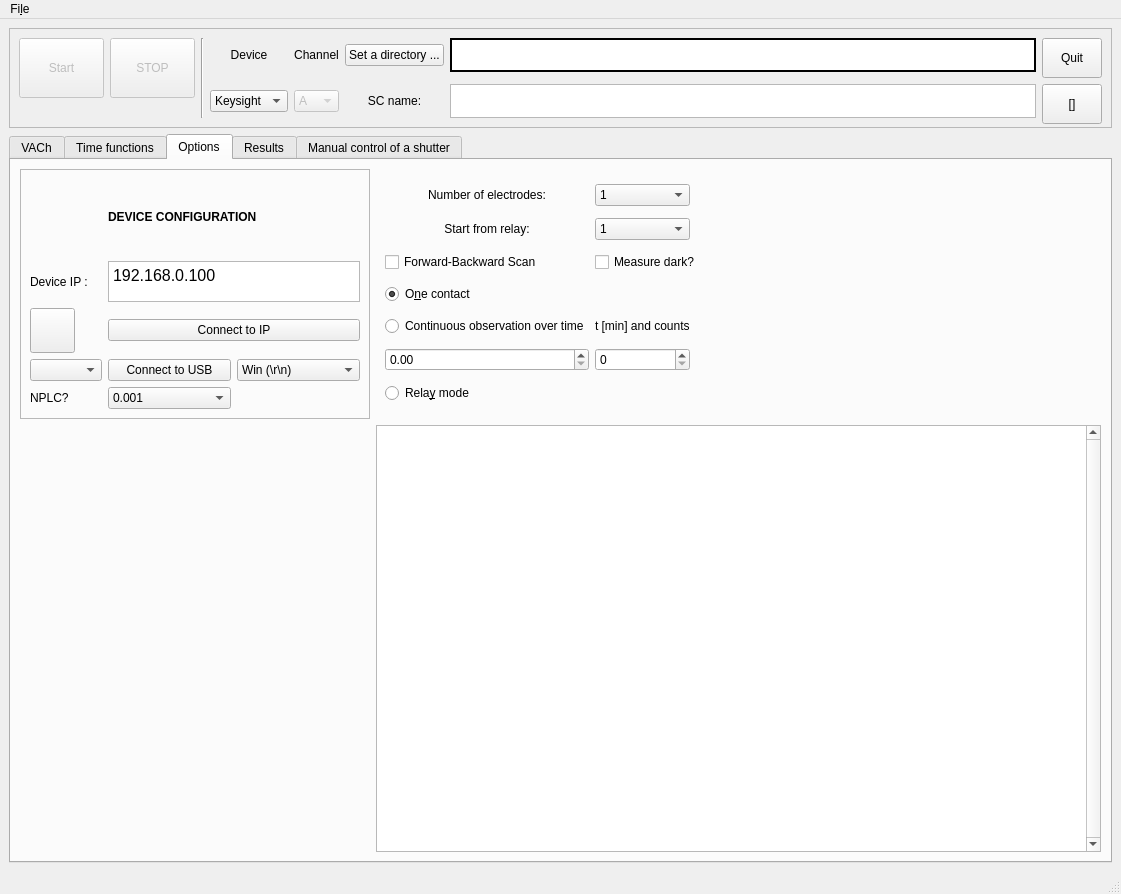
Qt form GUI/Solar.ui (userIsTaken/SolarVACh) before a commit.
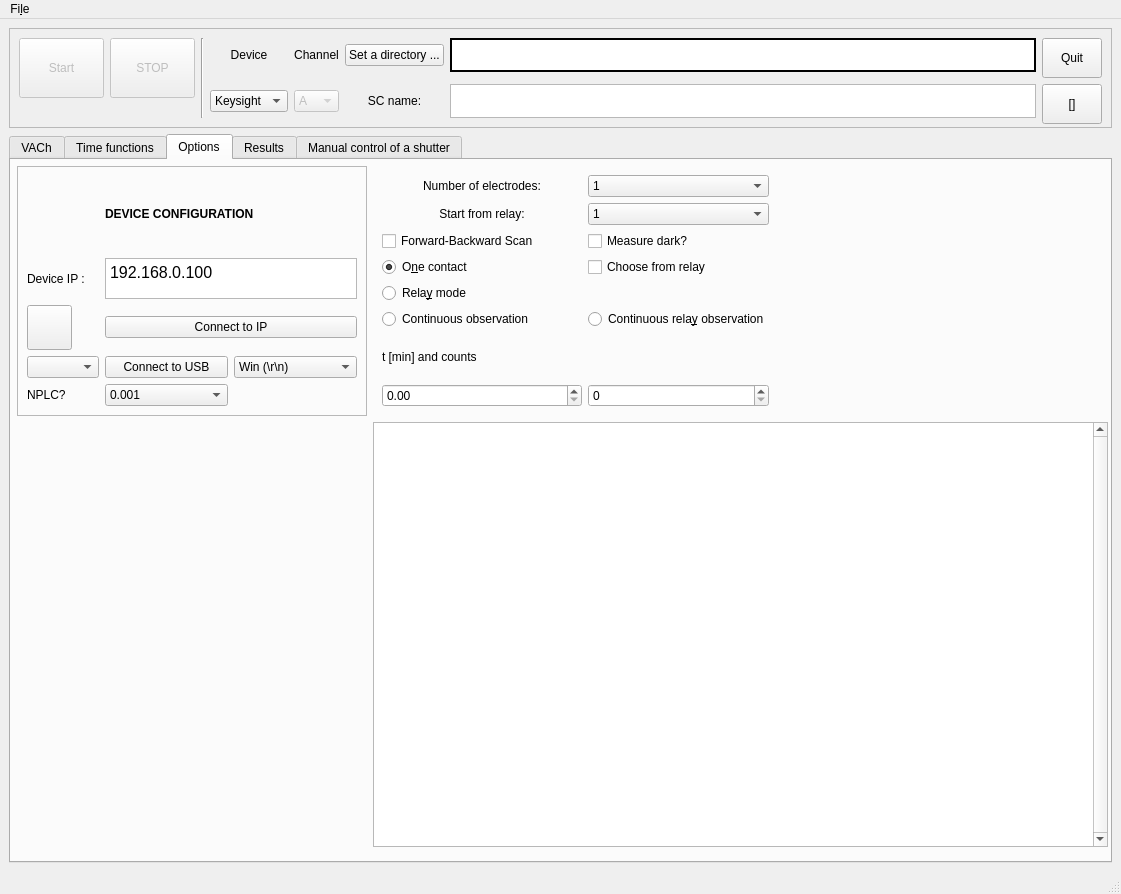
The same form after that commit. Icons and pictures are not drawn. Custom widgets are drawn as their Qt base class.

Commit message: Continuous relay observation

The edit to the form file:
```diff
--- a/GUI/Solar.ui
+++ b/GUI/Solar.ui
@@ -967,405 +967,436 @@
        <attribute name="title">
         <string>Options</string>
        </attribute>
-       <layout class="QGridLayout" name="gridLayout_4">
-        <item row="0" column="0">
-         <widget class="QFrame" name="frame_7">
-          <property name="maximumSize">
-           <size>
-            <width>350</width>
-            <height>250</height>
-           </size>
-          </property>
-          <property name="frameShape">
-           <enum>QFrame::StyledPanel</enum>
-          </property>
-          <property name="frameShadow">
-           <enum>QFrame::Raised</enum>
-          </property>
-          <layout class="QGridLayout" name="gridLayout_9">
-           <item row="2" column="0">
-            <widget class="QLabel" name="label_23">
-             <property name="text">
-              <string>Device IP :</string>
-             </property>
-            </widget>
-           </item>
-           <item row="6" column="1">
-            <widget class="QComboBox" name="nplc_box">
-             <property name="currentIndex">
-              <number>0</number>
-             </property>
-             <item>
+       <widget class="serialPortWidget" name="serialPortWidget" native="true">
+        <property name="geometry">
+         <rect>
+          <x>6</x>
+          <y>262</y>
+          <width>350</width>
+          <height>416</height>
+         </rect>
+        </property>
+       </widget>
+       <widget class="QWidget" name="">
+        <property name="geometry">
+         <rect>
+          <x>6</x>
+          <y>6</y>
+          <width>1091</width>
+          <height>681</height>
+         </rect>
+        </property>
+        <layout class="QGridLayout" name="gridLayout_5">
+         <item row="1" column="1">
+          <widget class="QPlainTextEdit" name="connectionErrorsBox">
+           <property name="verticalScrollBarPolicy">
+            <enum>Qt::ScrollBarAlwaysOn</enum>
+           </property>
+          </widget>
+         </item>
+         <item row="0" column="1">
+          <widget class="QWidget" name="widget" native="true">
+           <property name="minimumSize">
+            <size>
+             <width>400</width>
+             <height>150</height>
+            </size>
+           </property>
+           <property name="maximumSize">
+            <size>
+             <width>450</width>
+             <height>350</height>
+            </size>
+           </property>
+           <layout class="QGridLayout" name="gridLayout_4">
+            <item row="7" column="0">
+             <widget class="QDoubleSpinBox" name="timeDelayBox">
+              <property name="maximum">
+               <double>100.000000000000000</double>
+              </property>
+             </widget>
+            </item>
+            <item row="2" column="0">
+             <widget class="QCheckBox" name="fb_scan">
+              <property name="maximumSize">
+               <size>
+                <width>16777215</width>
+                <height>24</height>
+               </size>
+              </property>
               <property name="text">
-               <string>0.001</string>
+               <string>Forward-Backward Scan</string>
               </property>
-             </item>
-             <item>
+             </widget>
+            </item>
+            <item row="4" column="0">
+             <widget class="QRadioButton" name="relayMode">
               <property name="text">
-               <string>0.01</string>
+               <string>Rela&amp;y mode</string>
               </property>
-             </item>
-             <item>
+             </widget>
+            </item>
+            <item row="1" column="1">
+             <widget class="QComboBox" name="relay_combo">
+              <property name="currentIndex">
+               <number>0</number>
+              </property>
+              <item>
+               <property name="text">
+                <string>1</string>
+               </property>
+              </item>
+              <item>
+               <property name="text">
+                <string>2</string>
+               </property>
+              </item>
+              <item>
+               <property name="text">
+                <string>3</string>
+               </property>
+              </item>
+              <item>
+               <property name="text">
+                <string>4</string>
+               </property>
+              </item>
+              <item>
+               <property name="text">
+                <string>5</string>
+               </property>
+              </item>
+              <item>
+               <property name="text">
+                <string>6</string>
+               </property>
+              </item>
+             </widget>
+            </item>
+            <item row="1" column="0">
+             <widget class="QLabel" name="label_21">
               <property name="text">
-               <string>0.1</string>
+               <string>&lt;html&gt;&lt;head/&gt;&lt;body&gt;&lt;p&gt;Start from relay:&lt;/p&gt;&lt;/body&gt;&lt;/html&gt;</string>
               </property>
-             </item>
-             <item>
+              <property name="alignment">
+               <set>Qt::AlignCenter</set>
+              </property>
+              <property name="wordWrap">
+               <bool>false</bool>
+              </property>
+             </widget>
+            </item>
+            <item row="5" column="0">
+             <widget class="QRadioButton" name="timeMode">
               <property name="text">
-               <string>1</string>
+               <string>Continuous observation</string>
               </property>
-             </item>
-             <item>
+             </widget>
+            </item>
+            <item row="7" column="1">
+             <widget class="QSpinBox" name="countBox">
+              <property name="maximum">
+               <number>1000</number>
+              </property>
+             </widget>
+            </item>
+            <item row="3" column="0">
+             <widget class="QRadioButton" name="oneShotMode">
               <property name="text">
-               <string>2</string>
+               <string>O&amp;ne contact</string>
               </property>
-             </item>
-             <item>
+              <property name="checked">
+               <bool>true</bool>
+              </property>
+             </widget>
+            </item>
+            <item row="0" column="0">
+             <widget class="QLabel" name="label_19">
+              <property name="minimumSize">
+               <size>
+                <width>200</width>
+                <height>0</height>
+               </size>
+              </property>
               <property name="text">
-               <string>5</string>
+               <string>&lt;html&gt;&lt;head/&gt;&lt;body&gt;&lt;p&gt;Number of electrodes:&lt;/p&gt;&lt;/body&gt;&lt;/html&gt;</string>
               </property>
-             </item>
-             <item>
+              <property name="alignment">
+               <set>Qt::AlignCenter</set>
+              </property>
+             </widget>
+            </item>
+            <item row="2" column="1">
+             <widget class="QCheckBox" name="darkBox">
               <property name="text">
-               <string>10</string>
+               <string>Measure dark?</string>
               </property>
-             </item>
-             <item>
+             </widget>
+            </item>
+            <item row="0" column="1">
+             <widget class="QComboBox" name="electrode_combo">
+              <property name="currentIndex">
+               <number>0</number>
+              </property>
+              <item>
+               <property name="text">
+                <string>1</string>
+               </property>
+              </item>
+              <item>
+               <property name="text">
+                <string>2</string>
+               </property>
+              </item>
+              <item>
+               <property name="text">
+                <string>3</string>
+               </property>
+              </item>
+              <item>
+               <property name="text">
+                <string>4</string>
+               </property>
+              </item>
+              <item>
+               <property name="text">
+                <string>5</string>
+               </property>
+              </item>
+              <item>
+               <property name="text">
+                <string>6</string>
+               </property>
+              </item>
+             </widget>
+            </item>
+            <item row="0" column="2">
+             <spacer name="horizontalSpacer_3">
+              <property name="orientation">
+               <enum>Qt::Horizontal</enum>
+              </property>
+              <property name="sizeHint" stdset="0">
+               <size>
+                <width>40</width>
+                <height>20</height>
+               </size>
+              </property>
+             </spacer>
+            </item>
+            <item row="5" column="1">
+             <widget class="QRadioButton" name="timeMode_2">
               <property name="text">
-               <string>20</string>
+               <string>Continuous rela&amp;y observation</string>
               </property>
-             </item>
-            </widget>
-           </item>
-           <item row="6" column="0">
-            <widget class="QLabel" name="nplc_value">
-             <property name="text">
-              <string>NPLC?</string>
-             </property>
-            </widget>
-           </item>
-           <item row="5" column="1">
-            <widget class="QPushButton" name="connectUSBbutton">
-             <property name="text">
-              <string>Connect to USB</string>
-             </property>
-            </widget>
-           </item>
-           <item row="5" column="0">
-            <widget class="QComboBox" name="usbtmcComboBox"/>
-           </item>
-           <item row="5" column="2">
-            <widget class="QComboBox" name="lineEndingBox">
-             <item>
+             </widget>
+            </item>
+            <item row="3" column="1">
+             <widget class="QCheckBox" name="chooseRel">
               <property name="text">
-               <string>Win (\r\n)</string>
+               <string>Choose from relay</string>
               </property>
-             </item>
-             <item>
+             </widget>
+            </item>
+            <item row="6" column="0" colspan="2">
+             <widget class="QLabel" name="label_16">
               <property name="text">
-               <string>Lin (\n)</string>
+               <string>t [min] and counts</string>
               </property>
-             </item>
-             <item>
+             </widget>
+            </item>
+           </layout>
+          </widget>
+         </item>
+         <item row="0" column="0">
+          <widget class="QFrame" name="frame_7">
+           <property name="maximumSize">
+            <size>
+             <width>350</width>
+             <height>250</height>
+            </size>
+           </property>
+           <property name="frameShape">
+            <enum>QFrame::StyledPanel</enum>
+           </property>
+           <property name="frameShadow">
+            <enum>QFrame::Raised</enum>
+           </property>
+           <layout class="QGridLayout" name="gridLayout_9">
+            <item row="5" column="2">
+             <widget class="QComboBox" name="lineEndingBox">
+              <item>
+               <property name="text">
+                <string>Win (\r\n)</string>
+               </property>
+              </item>
+              <item>
+               <property name="text">
+                <string>Lin (\n)</string>
+               </property>
+              </item>
+              <item>
+               <property name="text">
+                <string>Mac (\r)</string>
+               </property>
+              </item>
+             </widget>
+            </item>
+            <item row="2" column="0">
+             <widget class="QLabel" name="label_23">
               <property name="text">
-               <string>Mac (\r)</string>
+               <string>Device IP :</string>
               </property>
-             </item>
-            </widget>
-           </item>
-           <item row="2" column="1" colspan="2">
-            <widget class="QTextEdit" name="ip_address">
-             <property name="maximumSize">
-              <size>
-               <width>256</width>
-               <height>41</height>
-              </size>
-             </property>
-             <property name="font">
-              <font>
-               <pointsize>14</pointsize>
-              </font>
-             </property>
-             <property name="html">
-              <string>&lt;!DOCTYPE HTML PUBLIC &quot;-//W3C//DTD HTML 4.0//EN&quot; &quot;http://www.w3.org/TR/REC-html40/strict.dtd&quot;&gt;
+             </widget>
+            </item>
+            <item row="5" column="0">
+             <widget class="QComboBox" name="usbtmcComboBox"/>
+            </item>
+            <item row="4" column="0">
+             <widget class="QPushButton" name="rescanButton">
+              <property name="sizePolicy">
+               <sizepolicy hsizetype="Fixed" vsizetype="Fixed">
+                <horstretch>0</horstretch>
+                <verstretch>0</verstretch>
+               </sizepolicy>
+              </property>
+              <property name="minimumSize">
+               <size>
+                <width>45</width>
+                <height>45</height>
+               </size>
+              </property>
+              <property name="maximumSize">
+               <size>
+                <width>45</width>
+                <height>45</height>
+               </size>
+              </property>
+              <property name="text">
+               <string/>
+              </property>
+              <property name="icon">
+               <iconset>
+                <normaloff>Icons/reload.png</normaloff>Icons/reload.png</iconset>
+              </property>
+              <property name="iconSize">
+               <size>
+                <width>45</width>
+                <height>45</height>
+               </size>
+              </property>
+             </widget>
+            </item>
+            <item row="1" column="1" colspan="2">
+             <widget class="QLabel" name="label_22">
+              <property name="font">
+               <font>
+                <weight>75</weight>
+                <bold>true</bold>
+               </font>
+              </property>
+              <property name="text">
+               <string>DEVICE CONFIGURATION</string>
+              </property>
+              <property name="textFormat">
+               <enum>Qt::PlainText</enum>
+              </property>
+             </widget>
+            </item>
+            <item row="5" column="1">
+             <widget class="QPushButton" name="connectUSBbutton">
+              <property name="text">
+               <string>Connect to USB</string>
+              </property>
+             </widget>
+            </item>
+            <item row="4" column="1" colspan="2">
+             <widget class="QPushButton" name="connect_button">
+              <property name="text">
+               <string>Connect to IP</string>
+              </property>
+             </widget>
+            </item>
+            <item row="6" column="0">
+             <widget class="QLabel" name="nplc_value">
+              <property name="text">
+               <string>NPLC?</string>
+              </property>
+             </widget>
+            </item>
+            <item row="6" column="1">
+             <widget class="QComboBox" name="nplc_box">
+              <property name="currentIndex">
+               <number>0</number>
+              </property>
+              <item>
+               <property name="text">
+                <string>0.001</string>
+               </property>
+              </item>
+              <item>
+               <property name="text">
+                <string>0.01</string>
+               </property>
+              </item>
+              <item>
+               <property name="text">
+                <string>0.1</string>
+               </property>
+              </item>
+              <item>
+               <property name="text">
+                <string>1</string>
+               </property>
+              </item>
+              <item>
+               <property name="text">
+                <string>2</string>
+               </property>
+              </item>
+              <item>
+               <property name="text">
+                <string>5</string>
+               </property>
+              </item>
+              <item>
+               <property name="text">
+                <string>10</string>
+               </property>
+              </item>
+              <item>
+               <property name="text">
+                <string>20</string>
+               </property>
+              </item>
+             </widget>
+            </item>
+            <item row="2" column="1" colspan="2">
+             <widget class="QTextEdit" name="ip_address">
+              <property name="maximumSize">
+               <size>
+                <width>256</width>
+                <height>41</height>
+               </size>
+              </property>
+              <property name="font">
+               <font>
+                <pointsize>14</pointsize>
+               </font>
+              </property>
+              <property name="html">
+               <string>&lt;!DOCTYPE HTML PUBLIC &quot;-//W3C//DTD HTML 4.0//EN&quot; &quot;http://www.w3.org/TR/REC-html40/strict.dtd&quot;&gt;
 &lt;html&gt;&lt;head&gt;&lt;meta name=&quot;qrichtext&quot; content=&quot;1&quot; /&gt;&lt;style type=&quot;text/css&quot;&gt;
 p, li { white-space: pre-wrap; }
 &lt;/style&gt;&lt;/head&gt;&lt;body style=&quot; font-family:'Noto Sans'; font-size:14pt; font-weight:400; font-style:normal;&quot;&gt;
 &lt;p style=&quot; margin-top:0px; margin-bottom:0px; margin-left:0px; margin-right:0px; -qt-block-indent:0; text-indent:0px;&quot;&gt;&lt;span style=&quot; font-size:12pt;&quot;&gt;192.168.0.100&lt;/span&gt;&lt;/p&gt;&lt;/body&gt;&lt;/html&gt;</string>
-             </property>
-            </widget>
-           </item>
-           <item row="4" column="1" colspan="2">
-            <widget class="QPushButton" name="connect_button">
-             <property name="text">
-              <string>Connect to IP</string>
-             </property>
-            </widget>
-           </item>
-           <item row="1" column="1" colspan="2">
-            <widget class="QLabel" name="label_22">
-             <property name="font">
-              <font>
-               <weight>75</weight>
-               <bold>true</bold>
-              </font>
-             </property>
-             <property name="text">
-              <string>DEVICE CONFIGURATION</string>
-             </property>
-             <property name="textFormat">
-              <enum>Qt::PlainText</enum>
-             </property>
-            </widget>
-           </item>
-           <item row="4" column="0">
-            <widget class="QPushButton" name="rescanButton">
-             <property name="sizePolicy">
-              <sizepolicy hsizetype="Fixed" vsizetype="Fixed">
-               <horstretch>0</horstretch>
-               <verstretch>0</verstretch>
-              </sizepolicy>
-             </property>
-             <property name="minimumSize">
-              <size>
-               <width>45</width>
-               <height>45</height>
-              </size>
-             </property>
-             <property name="maximumSize">
-              <size>
-               <width>45</width>
-               <height>45</height>
-              </size>
-             </property>
-             <property name="text">
-              <string/>
-             </property>
-             <property name="icon">
-              <iconset>
-               <normaloff>Icons/reload.png</normaloff>Icons/reload.png</iconset>
-             </property>
-             <property name="iconSize">
-              <size>
-               <width>45</width>
-               <height>45</height>
-              </size>
-             </property>
-            </widget>
-           </item>
-          </layout>
-         </widget>
-        </item>
-        <item row="0" column="1">
-         <widget class="QWidget" name="widget" native="true">
-          <property name="minimumSize">
-           <size>
-            <width>400</width>
-            <height>150</height>
-           </size>
-          </property>
-          <property name="maximumSize">
-           <size>
-            <width>450</width>
-            <height>250</height>
-           </size>
-          </property>
-          <layout class="QGridLayout" name="gridLayout_5">
-           <item row="0" column="1">
-            <widget class="QComboBox" name="electrode_combo">
-             <property name="currentIndex">
-              <number>0</number>
-             </property>
-             <item>
-              <property name="text">
-               <string>1</string>
               </property>
-             </item>
-             <item>
-              <property name="text">
-               <string>2</string>
-              </property>
-             </item>
-             <item>
-              <property name="text">
-               <string>3</string>
-              </property>
-             </item>
-             <item>
-              <property name="text">
-               <string>4</string>
-              </property>
-             </item>
-             <item>
-              <property name="text">
-               <string>5</string>
-              </property>
-             </item>
-             <item>
-              <property name="text">
-               <string>6</string>
-              </property>
-             </item>
-            </widget>
-           </item>
-           <item row="0" column="2">
-            <spacer name="horizontalSpacer_3">
-             <property name="orientation">
-              <enum>Qt::Horizontal</enum>
-             </property>
-             <property name="sizeHint" stdset="0">
-              <size>
-               <width>40</width>
-               <height>20</height>
-              </size>
-             </property>
-            </spacer>
-           </item>
-           <item row="1" column="0">
-            <widget class="QLabel" name="label_21">
-             <property name="text">
-              <string>&lt;html&gt;&lt;head/&gt;&lt;body&gt;&lt;p&gt;Start from relay:&lt;/p&gt;&lt;/body&gt;&lt;/html&gt;</string>
-             </property>
-             <property name="alignment">
-              <set>Qt::AlignCenter</set>
-             </property>
-             <property name="wordWrap">
-              <bool>false</bool>
-             </property>
-            </widget>
-           </item>
-           <item row="1" column="1">
-            <widget class="QComboBox" name="relay_combo">
-             <property name="currentIndex">
-              <number>0</number>
-             </property>
-             <item>
-              <property name="text">
-               <string>1</string>
-              </property>
-             </item>
-             <item>
-              <property name="text">
-               <string>2</string>
-              </property>
-             </item>
-             <item>
-              <property name="text">
-               <string>3</string>
-              </property>
-             </item>
-             <item>
-              <property name="text">
-               <string>4</string>
-              </property>
-             </item>
-             <item>
-              <property name="text">
-               <string>5</string>
-              </property>
-             </item>
-             <item>
-              <property name="text">
-               <string>6</string>
-              </property>
-             </item>
-            </widget>
-           </item>
-           <item row="0" column="0">
-            <widget class="QLabel" name="label_19">
-             <property name="minimumSize">
-              <size>
-               <width>200</width>
-               <height>0</height>
-              </size>
-             </property>
-             <property name="text">
-              <string>&lt;html&gt;&lt;head/&gt;&lt;body&gt;&lt;p&gt;Number of electrodes:&lt;/p&gt;&lt;/body&gt;&lt;/html&gt;</string>
-             </property>
-             <property name="alignment">
-              <set>Qt::AlignCenter</set>
-             </property>
-            </widget>
-           </item>
-           <item row="4" column="0">
-            <widget class="QRadioButton" name="timeMode">
-             <property name="text">
-              <string>Continuous observation over time</string>
-             </property>
-            </widget>
-           </item>
-           <item row="3" column="0">
-            <widget class="QRadioButton" name="oneShotMode">
-             <property name="text">
-              <string>O&amp;ne contact</string>
-             </property>
-             <property name="checked">
-              <bool>true</bool>
-             </property>
-            </widget>
-           </item>
-           <item row="6" column="0">
-            <widget class="QRadioButton" name="relayMode">
-             <property name="text">
-              <string>Rela&amp;y mode</string>
-             </property>
-            </widget>
-           </item>
-           <item row="5" column="0">
-            <widget class="QDoubleSpinBox" name="timeDelayBox">
-             <property name="maximum">
-              <double>100.000000000000000</double>
-             </property>
-            </widget>
-           </item>
-           <item row="5" column="1">
-            <widget class="QSpinBox" name="countBox">
-             <property name="maximum">
-              <number>1000</number>
-             </property>
-            </widget>
-           </item>
-           <item row="4" column="1">
-            <widget class="QLabel" name="label_16">
-             <property name="text">
-              <string>t [min] and counts</string>
-             </property>
-            </widget>
-           </item>
-           <item row="2" column="0">
-            <widget class="QCheckBox" name="fb_scan">
-             <property name="maximumSize">
-              <size>
-               <width>16777215</width>
-               <height>24</height>
-              </size>
-             </property>
-             <property name="text">
-              <string>Forward-Backward Scan</string>
-             </property>
-            </widget>
-           </item>
-           <item row="2" column="1" colspan="2">
-            <widget class="QCheckBox" name="darkBox">
-             <property name="text">
-              <string>Measure dark?</string>
-             </property>
-            </widget>
-           </item>
-          </layout>
-         </widget>
-        </item>
-        <item row="1" column="0">
-         <widget class="serialPortWidget" name="serialPortWidget" native="true"/>
-        </item>
-        <item row="1" column="1">
-         <widget class="QPlainTextEdit" name="connectionErrorsBox">
-          <property name="verticalScrollBarPolicy">
-           <enum>Qt::ScrollBarAlwaysOn</enum>
-          </property>
-         </widget>
-        </item>
-       </layout>
+             </widget>
+            </item>
+           </layout>
+          </widget>
+         </item>
+        </layout>
+       </widget>
       </widget>
       <widget class="QWidget" name="result_tab">
        <attribute name="title">
```
Left out of the diff: 2 changed lines with no effect on the pictures. The commit also changes 5 other files.
